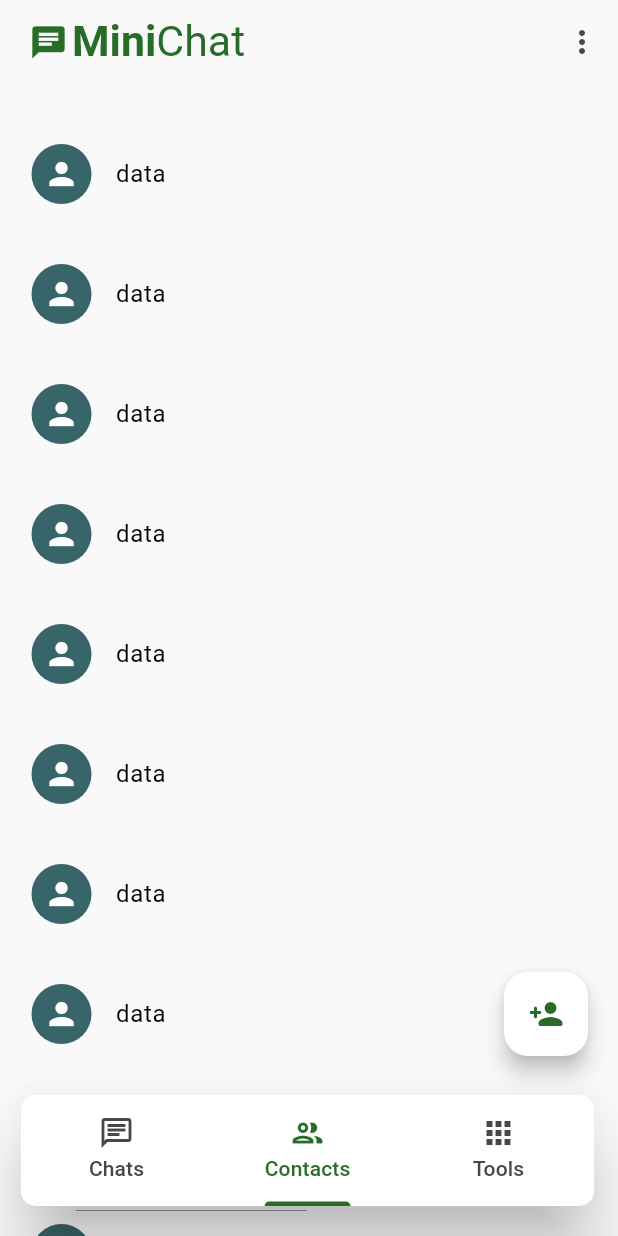
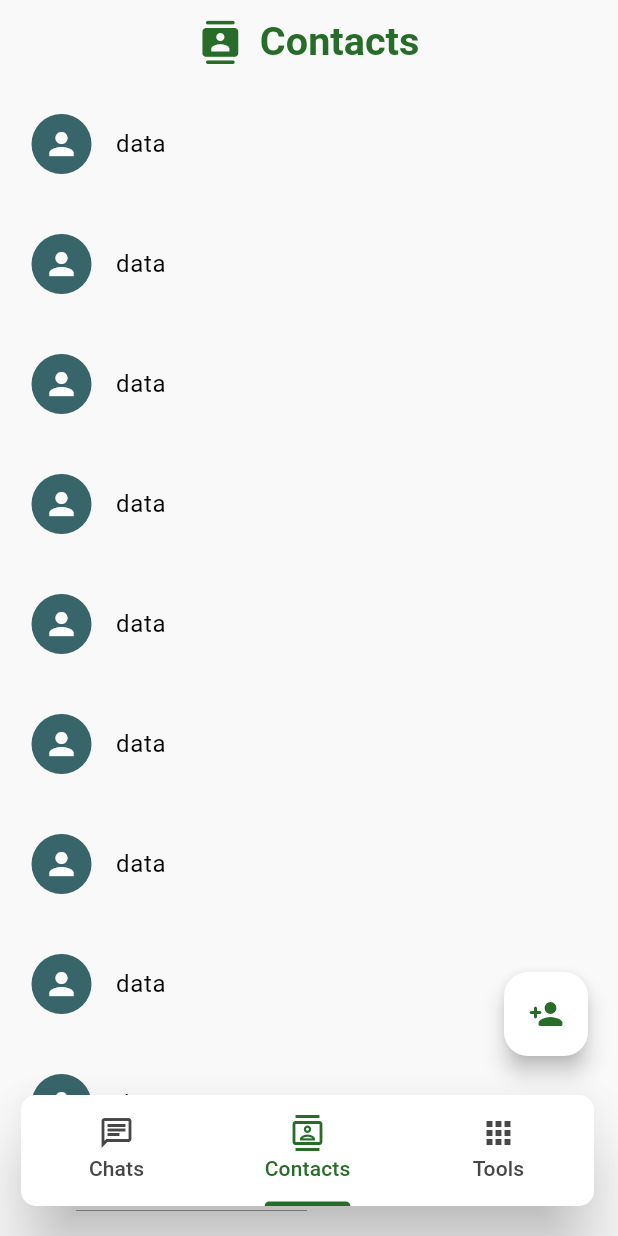
Before and after one commit to Muzakki839/flutter-minichat, a Flutter app: the screen it shows once a user with an empty profile is signed in, item 2 of the bottom bar chosen, on a phone screen of 412 x 824 dp. Run offline on Flutter 3.47's test engine with Material 3 defaults, Android fonts, the phone set to English and light mode, and no system bars; our stand-ins replace cloud_firestore, firebase_auth, firebase_core; accounts and stored records are empty; generated files the repository leaves out were written again.

Commit message:
refactor: Change appbar strcture

```diff
--- a/lib/pages/main/contacts_page.dart
+++ b/lib/pages/main/contacts_page.dart
@@ -10,6 +10,26 @@ class ContactsPage extends StatelessWidget {
     final theme = Theme.of(context).colorScheme;
 
     return Scaffold(
+      // contacts page title
+      appBar: AppBar(
+        title: Transform.scale(
+          scale: 1.2,
+          child: Row(
+            mainAxisAlignment: MainAxisAlignment.center,
+            spacing: 10,
+            children: [
+              Icon(Icons.contacts_rounded, color: theme.primary),
+              Text(
+                "Contacts",
+                style: TextStyle(
+                    fontWeight: FontWeight.bold, color: theme.primary),
+              ),
+            ],
+          ),
+        ),
+      ),
+
+      // show contact list
       body: Stack(
         alignment: Alignment.bottomCenter,
         children: [
@@ -45,7 +65,7 @@ class ContactsPage extends StatelessWidget {
   Widget _buildContactList() {
     // TODO: load contact list using streambuilder from hive box
     return Padding(
-      padding: const EdgeInsets.only(top: 20, bottom: 0, left: 5, right: 5),
+      padding: const EdgeInsets.only(top: 0, bottom: 20, left: 5, right: 5),
       child: ListView.builder(
         itemBuilder: (context, index) {
           return _buildContactItem();
--- a/lib/pages/main_page.dart
+++ b/lib/pages/main_page.dart
@@ -1,9 +1,7 @@
 import 'package:flutter/material.dart';
-import 'package:minichat/services/auth/auth_service.dart';
 import 'package:minichat/pages/main/chats_page.dart';
 import 'package:minichat/pages/main/contacts_page.dart';
 import 'package:minichat/pages/main/tools_page.dart';
-import 'package:minichat/widgets/utilities/app_title.dart';
 import 'package:minichat/widgets/utilities/bottom_tab_bar.dart';
 
 class MainPage extends StatefulWidget {
@@ -46,48 +44,7 @@ class _MainPageState extends State<MainPage>
       ToolsPage(),
     ];
 
-    // logout method
-    void logout(context) {
-      // get auth service
-      final authService = AuthService();
-
-      // sign out
-      authService.signOut();
-    }
-
     return Scaffold(
-      appBar: AppBar(
-        title: Padding(
-          padding: const EdgeInsets.all(20),
-          child: AppTitle(scale: 1.3),
-        ),
-        actions: [
-          PopupMenuButton<String>(
-            onSelected: (value) {
-              switch (value) {
-                case "logout":
-                  logout(context);
-                  break;
-                default:
-              }
-            },
-            itemBuilder: (context) => [
-              PopupMenuItem(
-                value: 'logout',
-                child: Text('Logout'),
-              ),
-              PopupMenuItem(
-                value: 'about',
-                child: Text('About'),
-              ),
-            ],
-            icon: const Icon(Icons.more_vert),
-            offset: Offset(0, 40),
-            color: theme.surfaceContainerLowest,
-          ),
-        ],
-      ),
-
       // bottom tab bar
       floatingActionButtonLocation: FloatingActionButtonLocation.endContained,
       floatingActionButton: BottomTabBar(
@@ -99,7 +56,7 @@ class _MainPageState extends State<MainPage>
           ),
           Tab(
             text: "Contacts",
-            icon: Icon(Icons.people_outlined),
+            icon: Icon(Icons.contacts_outlined),
           ),
           Tab(
             text: "Tools",
```
Also changed, not shown: lib/pages/main/chats_page.dart (+50 -2 lines).
